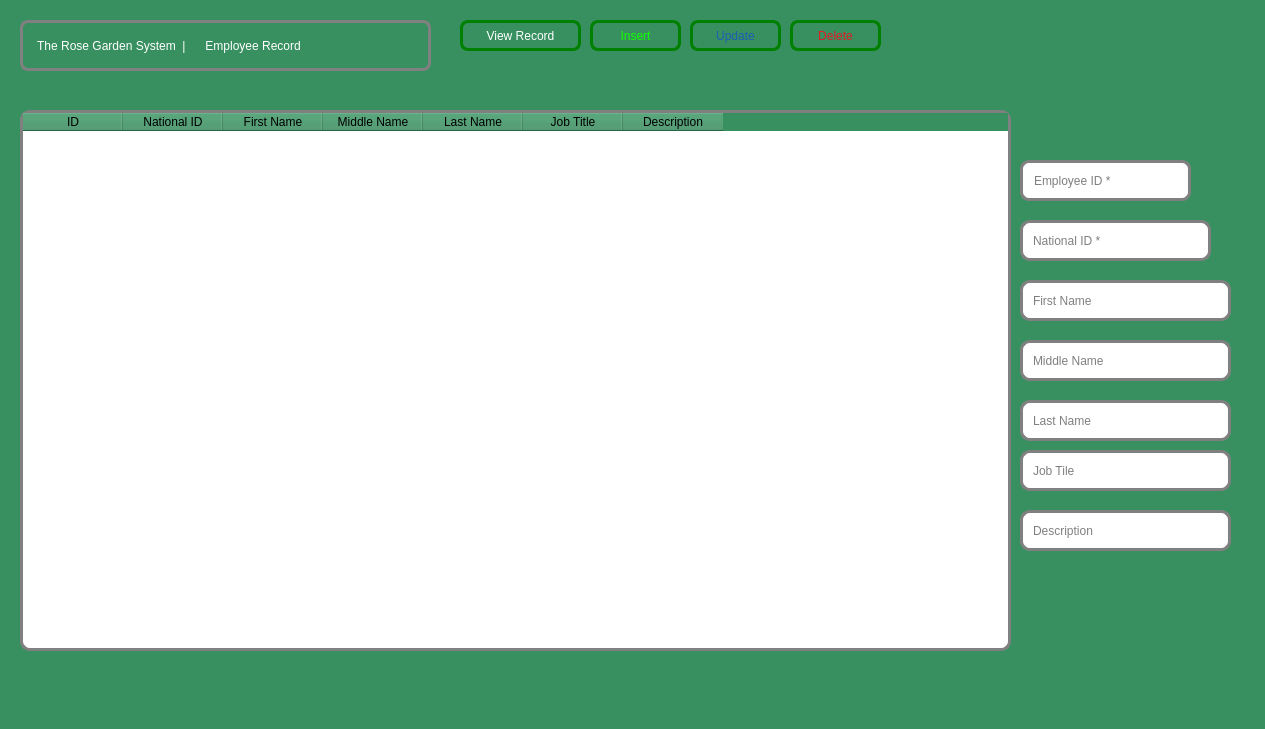
Old version of the form gardenerdetails.ui in the repository Rabsoninnora/RoseGardenPlantCareSystem.
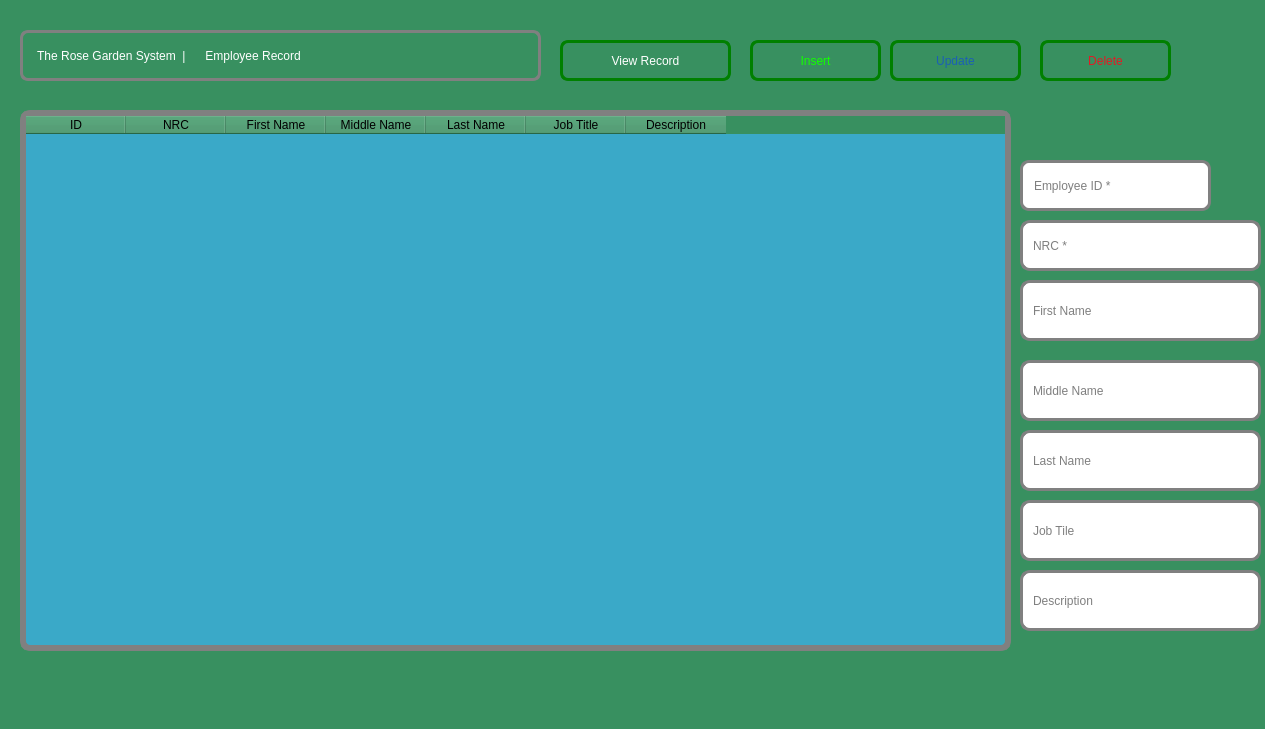
New version of the form. Icons and pictures are not drawn.

Diff of the .ui file:
```diff
--- a/gardenerdetails.ui
+++ b/gardenerdetails.ui
@@ -21,8 +21,8 @@
    <property name="geometry">
     <rect>
      <x>20</x>
-     <y>20</y>
-     <width>411</width>
+     <y>30</y>
+     <width>521</width>
      <height>51</height>
     </rect>
    </property>
@@ -47,10 +47,10 @@
   <widget class="QPushButton" name="ViewEmployeeRecord">
    <property name="geometry">
     <rect>
-     <x>460</x>
-     <y>20</y>
-     <width>121</width>
-     <height>31</height>
+     <x>560</x>
+     <y>40</y>
+     <width>171</width>
+     <height>41</height>
     </rect>
    </property>
    <property name="styleSheet">
@@ -82,16 +82,17 @@
     </rect>
    </property>
    <property name="styleSheet">
-    <string notr="true">  QTableWidget 
+    <string notr="true">
+ QTableWidget 
 {
 
-  border:3px solid gray;
+  border:6px solid gray;
   border-radius: 10px;
-  background: rgb(255, 255, 255);
- 
+  background: rgb(58, 169, 200);
   color: rgb(0, 0, 0);;
 
-}</string>
+}
+</string>
    </property>
    <column>
     <property name="text">
@@ -100,7 +101,7 @@
    </column>
    <column>
     <property name="text">
-     <string>National ID</string>
+     <string>NRC</string>
     </property>
    </column>
    <column>
@@ -132,10 +133,10 @@
   <widget class="QPushButton" name="btn_Insert_Employee">
    <property name="geometry">
     <rect>
-     <x>590</x>
-     <y>20</y>
-     <width>91</width>
-     <height>31</height>
+     <x>750</x>
+     <y>40</y>
+     <width>131</width>
+     <height>41</height>
     </rect>
    </property>
    <property name="styleSheet">
@@ -159,10 +160,10 @@
   <widget class="QPushButton" name="btn_Update_Employee">
    <property name="geometry">
     <rect>
-     <x>690</x>
-     <y>20</y>
-     <width>91</width>
-     <height>31</height>
+     <x>890</x>
+     <y>40</y>
+     <width>131</width>
+     <height>41</height>
     </rect>
    </property>
    <property name="styleSheet">
@@ -186,10 +187,10 @@
   <widget class="QPushButton" name="btn_Delete_Employee">
    <property name="geometry">
     <rect>
-     <x>790</x>
-     <y>20</y>
-     <width>91</width>
-     <height>31</height>
+     <x>1040</x>
+     <y>40</y>
+     <width>131</width>
+     <height>41</height>
     </rect>
    </property>
    <property name="styleSheet">
@@ -215,8 +216,8 @@
     <rect>
      <x>1020</x>
      <y>160</y>
-     <width>171</width>
-     <height>41</height>
+     <width>191</width>
+     <height>51</height>
     </rect>
    </property>
    <property name="styleSheet">
@@ -240,8 +241,8 @@
     <rect>
      <x>1020</x>
      <y>220</y>
-     <width>191</width>
-     <height>41</height>
+     <width>241</width>
+     <height>51</height>
     </rect>
    </property>
    <property name="styleSheet">
@@ -255,7 +256,7 @@
 }</string>
    </property>
    <property name="placeholderText">
-    <string>National ID *</string>
+    <string>NRC *</string>
    </property>
   </widget>
   <widget class="QLineEdit" name="lineEdit_First_name">
@@ -263,8 +264,8 @@
     <rect>
      <x>1020</x>
      <y>280</y>
-     <width>211</width>
-     <height>41</height>
+     <width>241</width>
+     <height>61</height>
     </rect>
    </property>
    <property name="styleSheet">
@@ -285,9 +286,9 @@
    <property name="geometry">
     <rect>
      <x>1020</x>
-     <y>340</y>
-     <width>211</width>
-     <height>41</height>
+     <y>360</y>
+     <width>241</width>
+     <height>61</height>
     </rect>
    </property>
    <property name="styleSheet">
@@ -308,9 +309,9 @@
    <property name="geometry">
     <rect>
      <x>1020</x>
-     <y>400</y>
-     <width>211</width>
-     <height>41</height>
+     <y>430</y>
+     <width>241</width>
+     <height>61</height>
     </rect>
    </property>
    <property name="styleSheet">
@@ -331,9 +332,9 @@
    <property name="geometry">
     <rect>
      <x>1020</x>
-     <y>450</y>
-     <width>211</width>
-     <height>41</height>
+     <y>500</y>
+     <width>241</width>
+     <height>61</height>
     </rect>
    </property>
    <property name="styleSheet">
@@ -354,9 +355,9 @@
    <property name="geometry">
     <rect>
      <x>1020</x>
-     <y>510</y>
-     <width>211</width>
-     <height>41</height>
+     <y>570</y>
+     <width>241</width>
+     <height>61</height>
     </rect>
    </property>
    <property name="styleSheet">
```
